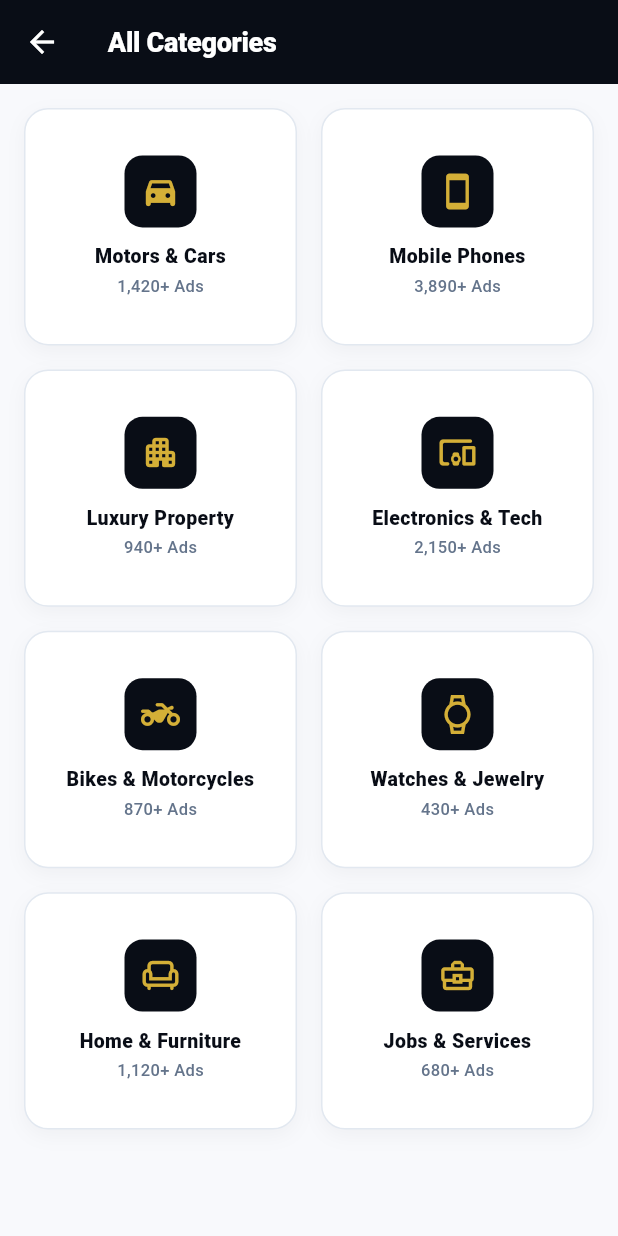
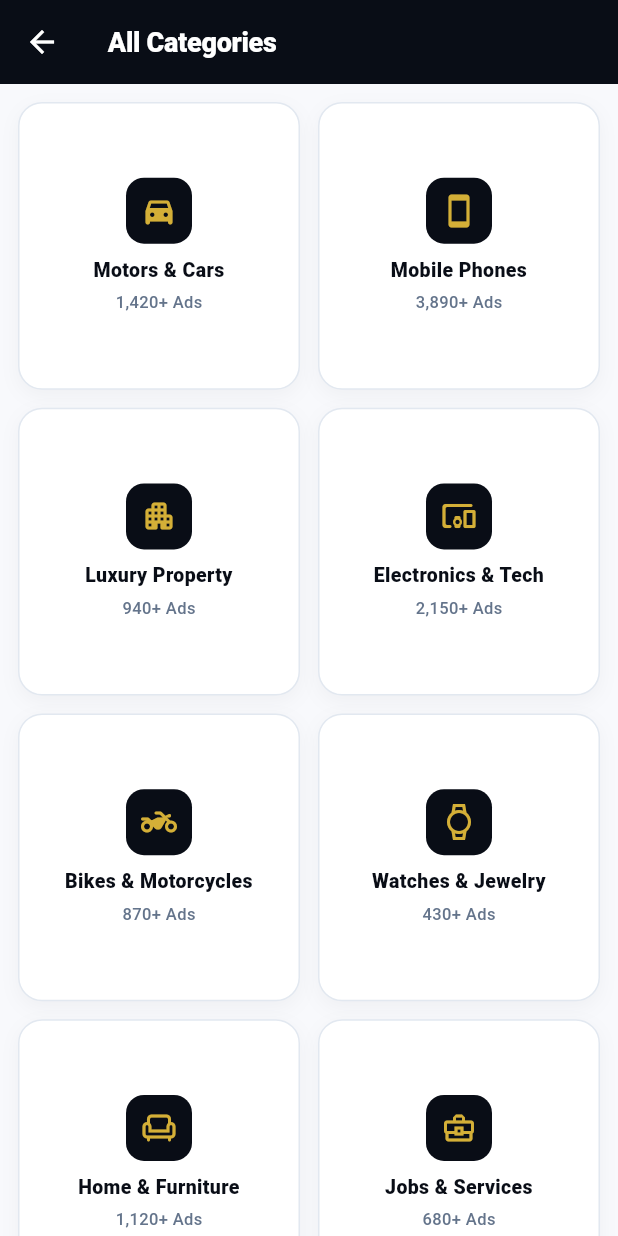
Before and after one commit to AhmedJunaid333/Big-Live-Market, a Flutter app: the CategoriesScreen screen opened directly, on a phone screen of 412 x 824 dp. Run offline on Flutter 3.47's test engine with Material 3 defaults, Android fonts, the phone set to English and light mode, and no system bars; our stand-ins replace dio, flutter_riverpod, flutter_secure_storage; accounts and stored records are empty; network calls fail.

Commit message:
fix(mobile): resolve all potential RenderFlex and layout overflow issues across all mobile screens

```diff
--- a/mobile/lib/features/categories/screens/categories_screen.dart
+++ b/mobile/lib/features/categories/screens/categories_screen.dart
@@ -23,12 +23,12 @@ class CategoriesScreen extends ConsumerWidget {
         title: const Text('All Categories'),
       ),
       body: GridView.builder(
-        padding: const EdgeInsets.all(AppTheme.space16),
+        padding: const EdgeInsets.all(AppTheme.space12),
         gridDelegate: const SliverGridDelegateWithFixedCrossAxisCount(
           crossAxisCount: 2,
-          crossAxisSpacing: 16,
-          mainAxisSpacing: 16,
-          childAspectRatio: 1.15,
+          crossAxisSpacing: 12,
+          mainAxisSpacing: 12,
+          childAspectRatio: 0.98,
         ),
         itemCount: _catalogCategories.length,
         itemBuilder: (context, index) {
@@ -41,7 +41,7 @@ class CategoriesScreen extends ConsumerWidget {
               );
             },
             child: Container(
-              padding: const EdgeInsets.all(AppTheme.space16),
+              padding: const EdgeInsets.all(AppTheme.space12),
               decoration: BoxDecoration(
                 color: Colors.white,
                 borderRadius: BorderRadius.circular(AppTheme.radiusMedium),
@@ -58,23 +58,27 @@ class CategoriesScreen extends ConsumerWidget {
                 mainAxisAlignment: MainAxisAlignment.center,
                 children: [
                   Container(
-                    width: 48,
-                    height: 48,
+                    width: 44,
+                    height: 44,
                     decoration: BoxDecoration(
                       color: AppTheme.obsidian,
                       borderRadius: BorderRadius.circular(12),
                     ),
-                    child: Icon(cat['icon'] as IconData, color: AppTheme.champagne, size: 26),
+                    child: Icon(cat['icon'] as IconData, color: AppTheme.champagne, size: 24),
                   ),
-                  const SizedBox(height: 10),
+                  const SizedBox(height: 8),
                   Text(
                     cat['name'] as String,
                     textAlign: TextAlign.center,
+                    maxLines: 2,
+                    overflow: TextOverflow.ellipsis,
                     style: const TextStyle(fontWeight: FontWeight.w800, fontSize: 13, color: AppTheme.obsidian),
                   ),
-                  const SizedBox(height: 2),
+                  const SizedBox(height: 4),
                   Text(
                     cat['count'] as String,
+                    maxLines: 1,
+                    overflow: TextOverflow.ellipsis,
                     style: const TextStyle(fontSize: 11, color: AppTheme.textSecondary, fontWeight: FontWeight.w500),
                   ),
                 ],
--- a/mobile/lib/features/profile/screens/profile_screen.dart
+++ b/mobile/lib/features/profile/screens/profile_screen.dart
@@ -23,7 +23,7 @@ class ProfileScreen extends ConsumerWidget {
 
   Widget _buildGuestProfile(BuildContext context) {
     return Center(
-      child: Padding(
+      child: SingleChildScrollView(
         padding: const EdgeInsets.all(AppTheme.space24),
         child: Column(
           mainAxisAlignment: MainAxisAlignment.center,
```
Also changed, not shown: mobile/lib/features/chat/screens/chat_detail_screen.dart (+20 -3 lines), mobile/lib/features/listings/screens/listing_detail_screen.dart (+38 -7 lines), mobile/lib/main.dart (+8 -1 lines), mobile_overflow_free.png (added).
